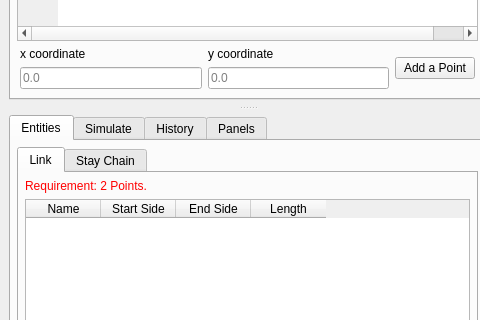
The window that core/main.ui (KmolYuan/Pyslvs-UI) describes before a commit, drawn with Qt 5; both pictures show x 0 to 480 and y 245 to 565 of the 998 by 717 pixel window.
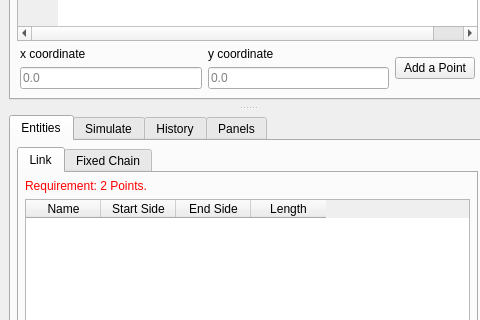
The same window after the commit. Icons and pictures are not drawn.

```diff
--- a/core/main.ui
+++ b/core/main.ui
@@ -825,7 +825,7 @@
                    </widget>
                    <widget class="QWidget" name="ChainTab">
                     <attribute name="title">
-                     <string>Stay Chain</string>
+                     <string>Fixed Chain</string>
                     </attribute>
                     <layout class="QVBoxLayout" name="verticalLayout_28">
                      <property name="leftMargin">
```
Left out of the diff: 12 changed lines with no effect on the pictures.
